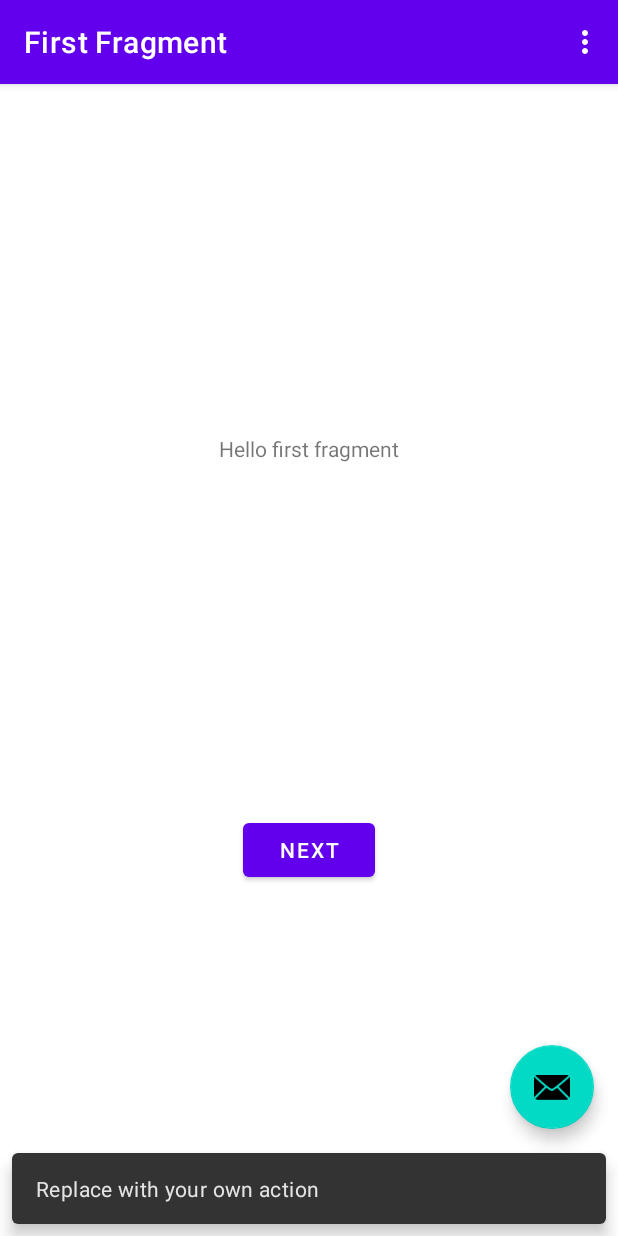
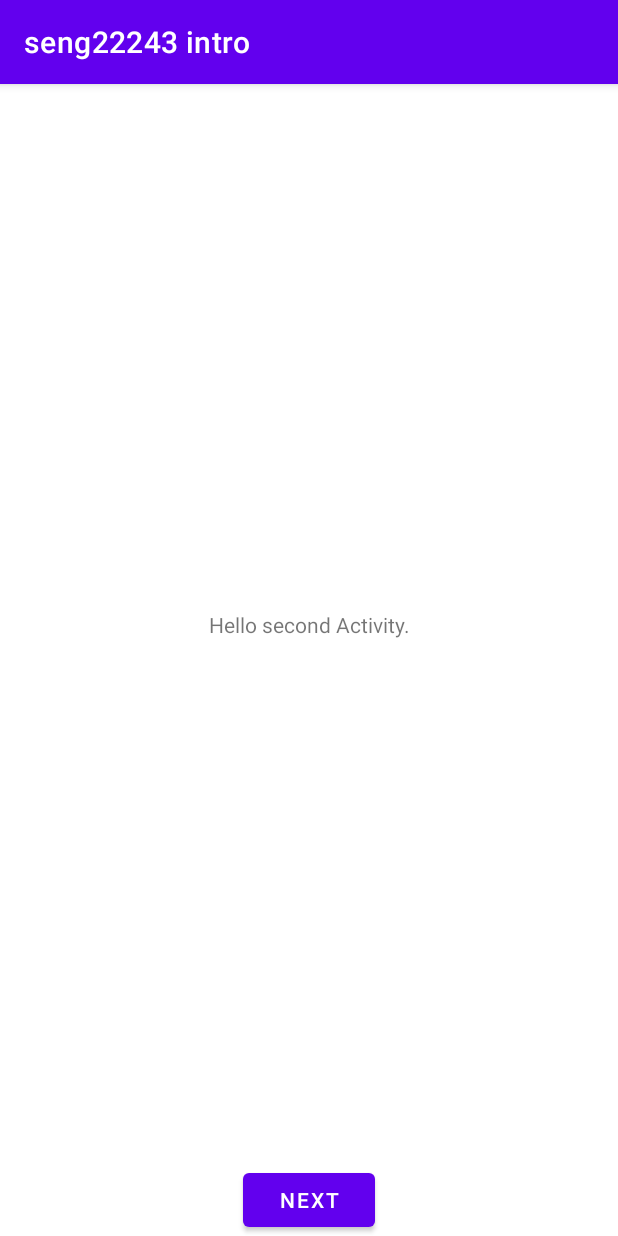
Before and after one commit to nipuninawodani/Minun-Sovellus, an Android app: the screen it shows after launch (MainActivity before the commit, SecondActivity after it), after a tap on an icon or button, on a phone screen of 412 x 824 dp. Run offline under Robolectric (Android 15) with nearby library versions, the phone set to English and light mode, and no system bars; our stand-ins replace navigation-ui.

Commit message:
Second Activity successfully done

```diff
--- a/seng22243intro/app/src/main/AndroidManifest.xml
+++ b/seng22243intro/app/src/main/AndroidManifest.xml
@@ -9,6 +9,9 @@
         android:roundIcon="@mipmap/ic_launcher_round"
         android:supportsRtl="true"
         android:theme="@style/Theme.Seng22243Intro">
+        <activity
+            android:name=".SecondActivity"
+            android:exported="false" />
         <activity
             android:name=".MainActivity"
             android:exported="true"
--- a/seng22243intro/app/src/main/java/com/nnperera/android/seng22243intro/MainActivity.kt
+++ b/seng22243intro/app/src/main/java/com/nnperera/android/seng22243intro/MainActivity.kt
@@ -1,5 +1,6 @@
 package com.nnperera.android.seng22243intro
 
+import android.content.Intent
 import android.os.Bundle
 import com.google.android.material.snackbar.Snackbar
 import androidx.appcompat.app.AppCompatActivity
@@ -29,10 +30,17 @@ class MainActivity : AppCompatActivity() {
         setupActionBarWithNavController(navController, appBarConfiguration)
 
         binding.fab.setOnClickListener { view ->
-            Snackbar.make(view, "Replace with your own action", Snackbar.LENGTH_LONG)
-                    .setAction("Action", null).show()
+   //         Snackbar.make(view, "Replace with your own action", Snackbar.LENGTH_LONG)
+   //                 .setAction("Action", null).show()
+        this.goToSecondActivity();
         }
     }
+
+    private fun goToSecondActivity(){
+        val intent = Intent(this,SecondActivity::class.java);
+        startActivity(intent);
+    }
+
 
     override fun onCreateOptionsMenu(menu: Menu): Boolean {
         // Inflate the menu; this adds items to the action bar if it is present.
--- /dev/null
+++ b/seng22243intro/app/src/main/java/com/nnperera/android/seng22243intro/SecondActivity.kt
@@ -0,0 +1,20 @@
+package com.nnperera.android.seng22243intro
+
+import androidx.appcompat.app.AppCompatActivity
+import android.os.Bundle
+import android.widget.Button
+import android.widget.TextView
+
+class SecondActivity : AppCompatActivity() {
+    override fun onCreate(savedInstanceState: Bundle?) {
+        super.onCreate(savedInstanceState)
+        setContentView(R.layout.activity_second)
+
+        val buttonSecond= findViewById<Button>(R.id.button_secondActivity)
+        val textViewSecond = findViewById<TextView>(R.id.textview_secondActivity)
+        buttonSecond.setOnClickListener{
+        textViewSecond.text= "Nice Job!!!"
+        }
+
+    }
+}
--- /dev/null
+++ b/seng22243intro/app/src/main/res/layout/activity_second.xml
@@ -0,0 +1,29 @@
+<?xml version="1.0" encoding="utf-8"?>
+<androidx.constraintlayout.widget.ConstraintLayout xmlns:android="http://schemas.android.com/apk/res/android"
+    xmlns:app="http://schemas.android.com/apk/res-auto"
+    xmlns:tools="http://schemas.android.com/tools"
+    android:layout_width="match_parent"
+    android:layout_height="match_parent"
+    tools:context=".SecondActivity">
+
+    <TextView
+        android:id="@+id/textview_secondActivity"
+        android:layout_width="wrap_content"
+        android:layout_height="wrap_content"
+        android:text="@string/hello_second_activity"
+        app:layout_constraintBottom_toTopOf="@id/button_secondActivity"
+        app:layout_constraintEnd_toEndOf="parent"
+        app:layout_constraintStart_toStartOf="parent"
+        app:layout_constraintTop_toTopOf="parent" />
+
+    <Button
+        android:id="@+id/button_secondActivity"
+        android:layout_width="wrap_content"
+        android:layout_height="wrap_content"
+        android:text="@string/next"
+        app:layout_constraintBottom_toBottomOf="parent"
+        app:layout_constraintEnd_toEndOf="parent"
+        app:layout_constraintStart_toStartOf="parent"
+        app:layout_constraintTop_toBottomOf="@id/textview_first" />
+
+</androidx.constraintlayout.widget.ConstraintLayout>
--- a/seng22243intro/app/src/main/res/values/strings.xml
+++ b/seng22243intro/app/src/main/res/values/strings.xml
@@ -11,6 +11,7 @@
 
     <string name="hello_first_fragment">Hello first fragment</string>
     <string name="hello_second_fragment">Hello second fragment. Arg: %1$s</string>
+    <string name="hello_second_activity">Hello second Activity.</string>
     <!-- TODO: Remove or change this placeholder text -->
     <string name="hello_blank_fragment">Hello blank fragment</string>
 </resources>
```
